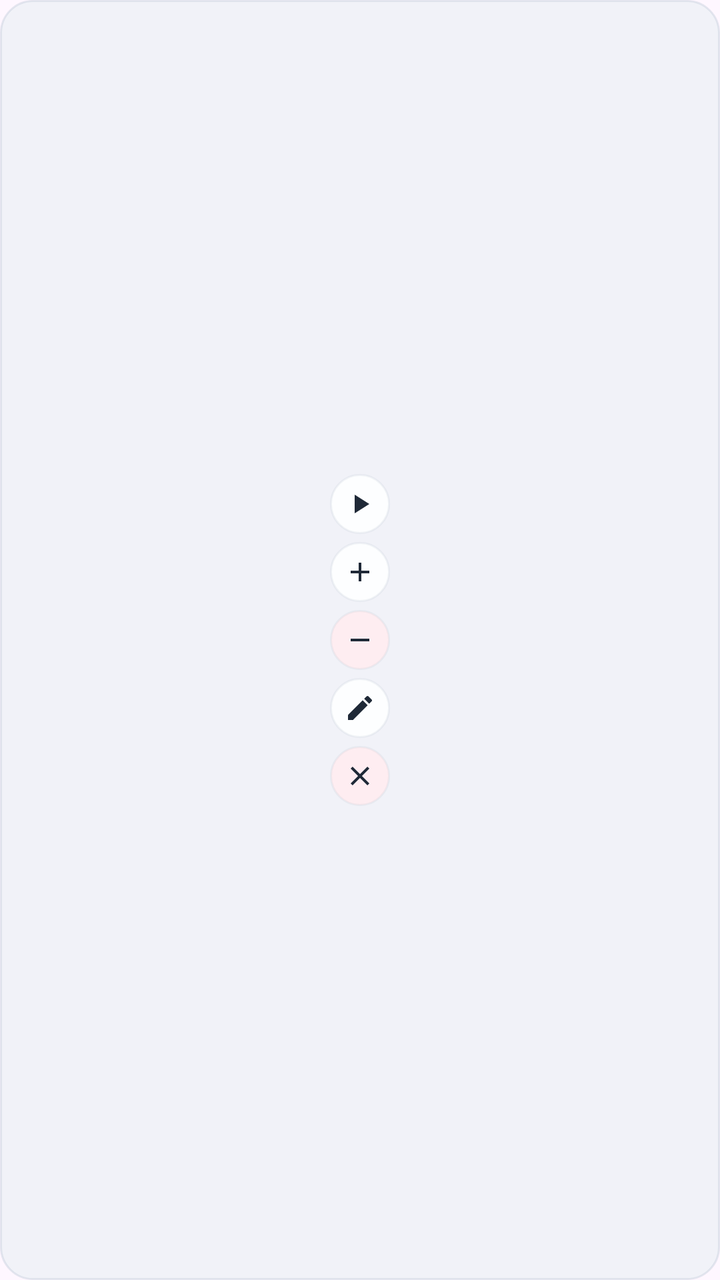
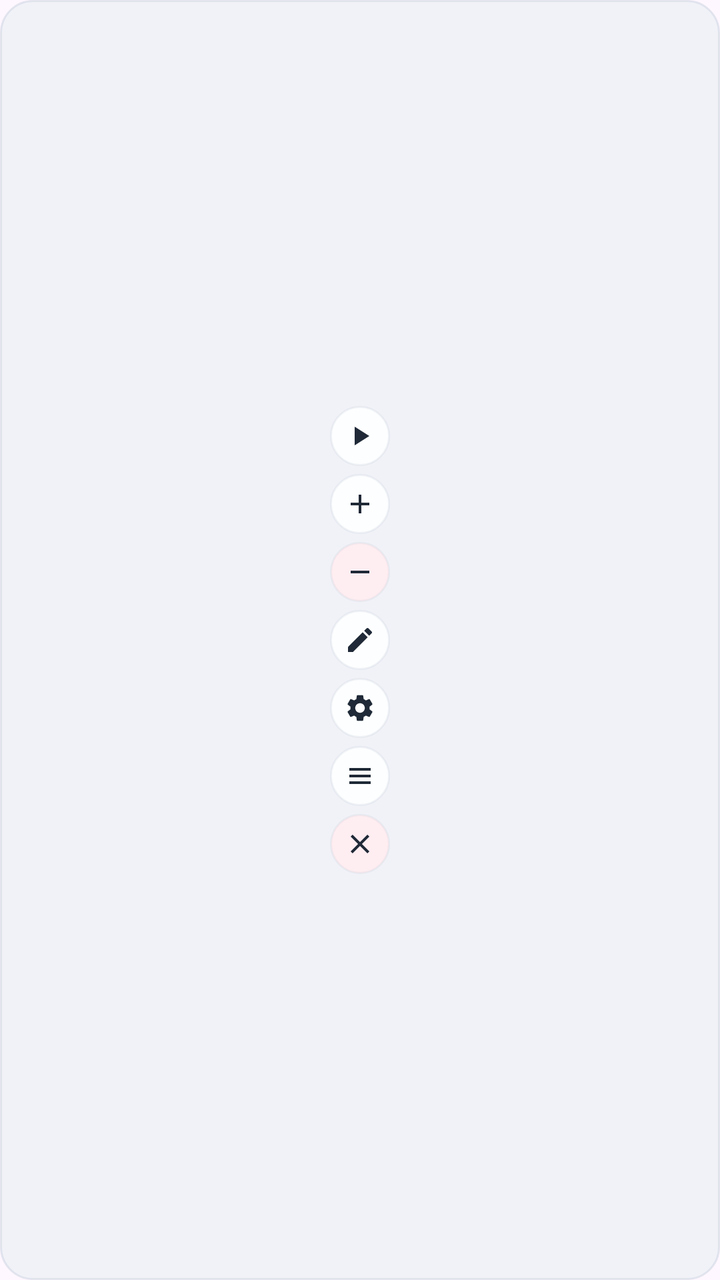

Screens rendered from an Android XML layout before and after an edit, with the pre-edit source and the edit as a unified diff.
<!-- AndroidManifest.xml: application theme Theme.TouchAssist -->
<!-- res/layout/layout_control_panel.xml -->
<?xml version="1.0" encoding="utf-8"?>
<LinearLayout xmlns:android="http://schemas.android.com/apk/res/android"
    android:layout_width="wrap_content"
    android:layout_height="wrap_content"
    android:orientation="vertical"
    android:gravity="center"
    android:paddingHorizontal="4dp"
    android:paddingVertical="4dp"
    android:background="@drawable/bg_floating_panel"
    android:elevation="10dp">

    <ImageButton
        android:id="@+id/btn_play_pause"
        android:layout_width="30dp"
        android:layout_height="30dp"
        android:layout_marginVertical="2dp"
        android:background="@drawable/bg_floating_button"
        android:src="@drawable/ic_play"
        android:contentDescription="@string/control_play_pause"
        android:padding="7dp"
        android:scaleType="centerInside"
        android:tint="@color/floating_icon_tint" />

    <ImageButton
        android:id="@+id/btn_add"
        android:layout_width="30dp"
        android:layout_height="30dp"
        android:layout_marginVertical="2dp"
        android:background="@drawable/bg_floating_button"
        android:src="@drawable/ic_add"
        android:contentDescription="@string/control_add"
        android:padding="7dp"
        android:scaleType="centerInside"
        android:tint="@color/floating_icon_tint" />

    <ImageButton
        android:id="@+id/btn_remove"
        android:layout_width="30dp"
        android:layout_height="30dp"
        android:layout_marginVertical="2dp"
        android:background="@drawable/bg_floating_button_danger"
        android:src="@drawable/ic_minus"
        android:contentDescription="@string/control_remove"
        android:padding="7dp"
        android:scaleType="centerInside"
        android:tint="@color/floating_icon_tint" />

    <ImageButton
        android:id="@+id/btn_edit"
        android:layout_width="30dp"
        android:layout_height="30dp"
        android:layout_marginVertical="2dp"
        android:background="@drawable/bg_floating_button"
        android:src="@drawable/ic_edit"
        android:contentDescription="@string/control_edit"
        android:padding="7dp"
        android:scaleType="centerInside"
        android:tint="@color/floating_icon_tint" />

    <ImageButton
        android:id="@+id/btn_exit"
        android:layout_width="30dp"
        android:layout_height="30dp"
        android:layout_marginVertical="2dp"
        android:background="@drawable/bg_floating_button_danger"
        android:src="@drawable/ic_close"
        android:contentDescription="@string/control_exit_app"
        android:padding="7dp"
        android:scaleType="centerInside"
        android:tint="@color/floating_icon_tint" />

</LinearLayout>
<!-- resources referenced by this layout -->
<resources>
  <color name="floating_icon_tint">#FF1F2937</color>
  <!-- drawable ic_minus (drawable) -->
  <vector xmlns:android="http://schemas.android.com/apk/res/android"
      android:width="24dp"
      android:height="24dp"
      android:viewportWidth="24"
      android:viewportHeight="24">
      <path
          android:fillColor="@android:color/white"
          android:pathData="M19,13H5v-2h14v2z"/>
  </vector>
  <string name="control_add">新增目标</string>
  <string name="control_edit">编辑模式</string>
  <string name="control_exit_app">退出应用</string>
  <string name="control_play_pause">播放/暂停</string>
  <string name="control_remove">删除目标</string>
  <color name="floating_button_ripple">#33222B45</color>
  <!-- drawable bg_floating_button_content (drawable) -->
  <?xml version="1.0" encoding="utf-8"?>
  <selector xmlns:android="http://schemas.android.com/apk/res/android">
      <item android:state_pressed="true" android:drawable="@drawable/bg_floating_button_pressed" />
      <item android:drawable="@drawable/bg_floating_button_base" />
  </selector>
  <!-- drawable mask_floating_button (drawable) -->
  <?xml version="1.0" encoding="utf-8"?>
  <shape xmlns:android="http://schemas.android.com/apk/res/android"
      android:shape="oval">
      <solid android:color="@android:color/white" />
  </shape>
  <color name="floating_panel_fill">#CCEEF2F7</color>
  <color name="floating_panel_stroke">#66BFC8D6</color>
  <color name="purple_500">#FF6200EE</color>
  <color name="purple_700">#FF3700B3</color>
  <color name="white">#FFFFFFFF</color>
  <color name="teal_200">#FF03DAC5</color>
  <color name="teal_700">#FF018786</color>
  <color name="black">#FF000000</color>
  <color name="floating_button_pressed_fill">#FFF3F7FB</color>
  <color name="floating_button_stroke">#26AAB4C3</color>
  <color name="floating_button_fill">#FFFDFEFF</color>
  <color name="floating_button_danger_pressed_fill">#FFFBE2E8</color>
  <color name="floating_button_danger_fill">#F2FFEEF1</color>
  <!-- unchanged entries left out for length: 13 -->
</resources>

<!-- the commit's change to res/layout/layout_control_panel.xml (unified diff, before → after) -->
@@ -58,6 +58,30 @@
         android:tint="@color/floating_icon_tint" />
 
     <ImageButton
+        android:id="@+id/btn_settings"
+        android:layout_width="30dp"
+        android:layout_height="30dp"
+        android:layout_marginVertical="2dp"
+        android:background="@drawable/bg_floating_button"
+        android:src="@drawable/ic_settings"
+        android:contentDescription="@string/control_settings"
+        android:padding="7dp"
+        android:scaleType="centerInside"
+        android:tint="@color/floating_icon_tint" />
+
+    <ImageButton
+        android:id="@+id/btn_profiles"
+        android:layout_width="30dp"
+        android:layout_height="30dp"
+        android:layout_marginVertical="2dp"
+        android:background="@drawable/bg_floating_button"
+        android:src="@drawable/ic_list"
+        android:contentDescription="@string/control_profiles"
+        android:padding="7dp"
+        android:scaleType="centerInside"
+        android:tint="@color/floating_icon_tint" />
+
+    <ImageButton
         android:id="@+id/btn_exit"
         android:layout_width="30dp"
         android:layout_height="30dp"
<!-- resource entries referenced after the edit -->
@@ -1,6 +1,17 @@
 <!-- resources referenced by this layout -->
 <resources>
   <color name="floating_icon_tint">#FF1F2937</color>
+  <!-- drawable ic_list (drawable) -->
+  <vector xmlns:android="http://schemas.android.com/apk/res/android"
+      android:width="24dp"
+      android:height="24dp"
+      android:viewportWidth="24"
+      android:viewportHeight="24"
+      android:tint="?attr/colorOnPrimary">
+    <path
+        android:fillColor="@android:color/white"
+        android:pathData="M4,6h16v2L4,8zM4,11h16v2L4,13zM4,16h16v2L4,18z"/>
+  </vector>
   <!-- drawable ic_minus (drawable) -->
   <vector xmlns:android="http://schemas.android.com/apk/res/android"
       android:width="24dp"
@@ -11,11 +22,24 @@
           android:fillColor="@android:color/white"
           android:pathData="M19,13H5v-2h14v2z"/>
   </vector>
+  <!-- drawable ic_settings (drawable) -->
+  <vector xmlns:android="http://schemas.android.com/apk/res/android"
+      android:width="24dp"
+      android:height="24dp"
+      android:viewportWidth="24"
+      android:viewportHeight="24"
+      android:tint="?attr/colorOnPrimary">
+    <path
+        android:fillColor="@android:color/white"
+        android:pathData="M19.14,12.94c0.04,-0.3 0.06,-0.61 0.06,-0.94c0,-0.32 -0.02,-0.64 -0.07,-0.94l2.03,-1.58c0.18,-0.14 0.23,-0.41 0.12,-0.61l-1.92,-3.32c-0.12,-0.22 -0.37,-0.29 -0.59,-0.22l-2.39,0.96c-0.5,-0.38 -1.03,-0.7 -1.62,-0.94L14.4,2.81c-0.04,-0.24 -0.24,-0.41 -0.48,-0.41h-3.84c-0.24,0 -0.43,0.17 -0.47,0.41L9.25,5.35C8.66,5.59 8.12,5.92 7.63,6.29L5.24,5.33c-0.22,-0.08 -0.47,0 -0.59,0.22L2.74,8.87C2.62,9.08 2.66,9.34 2.86,9.48l2.03,1.58C4.84,11.36 4.8,11.69 4.8,12s0.02,0.64 0.07,0.94l-2.03,1.58c-0.18,0.14 -0.23,0.41 -0.12,0.61l1.92,3.32c0.12,0.22 0.37,0.29 0.59,0.22l2.39,-0.96c0.5,0.38 1.03,0.7 1.62,0.94l0.36,2.54c0.05,0.24 0.24,0.41 0.48,0.41h3.84c0.24,0 0.44,-0.17 0.47,-0.41l0.36,-2.54c0.59,-0.24 1.13,-0.56 1.62,-0.94l2.39,0.96c0.22,0.08 0.47,0 0.59,-0.22l1.92,-3.32c0.12,-0.22 0.07,-0.47 -0.12,-0.61L19.14,12.94zM12,15.6c-1.98,0 -3.6,-1.62 -3.6,-3.6s1.62,-3.6 3.6,-3.6s3.6,1.62 3.6,3.6S13.98,15.6 12,15.6z"/>
+  </vector>
   <string name="control_add">新增目标</string>
   <string name="control_edit">编辑模式</string>
   <string name="control_exit_app">退出应用</string>
   <string name="control_play_pause">播放/暂停</string>
+  <string name="control_profiles">配置方案</string>
   <string name="control_remove">删除目标</string>
+  <string name="control_settings">设置</string>
   <color name="floating_button_ripple">#33222B45</color>
   <!-- drawable bg_floating_button_content (drawable) -->
   <?xml version="1.0" encoding="utf-8"?>
